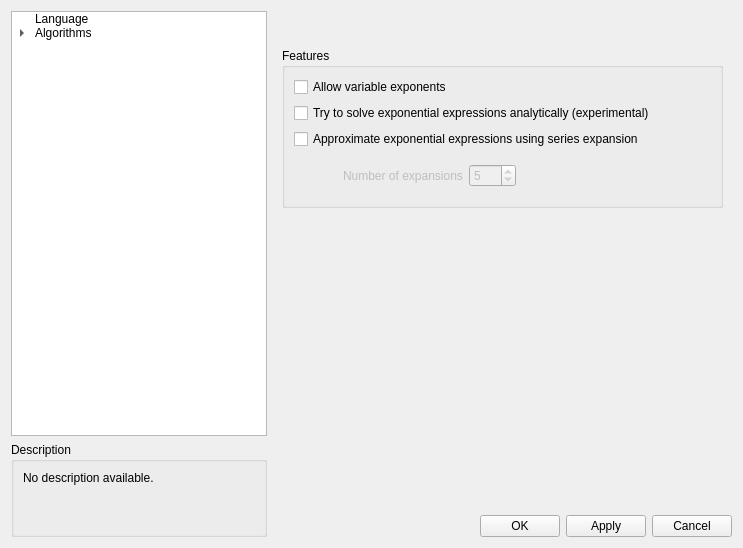
First picture: the form in tfp/forms/SettingsView.ui, repository TheComet/tfp, before the edit.
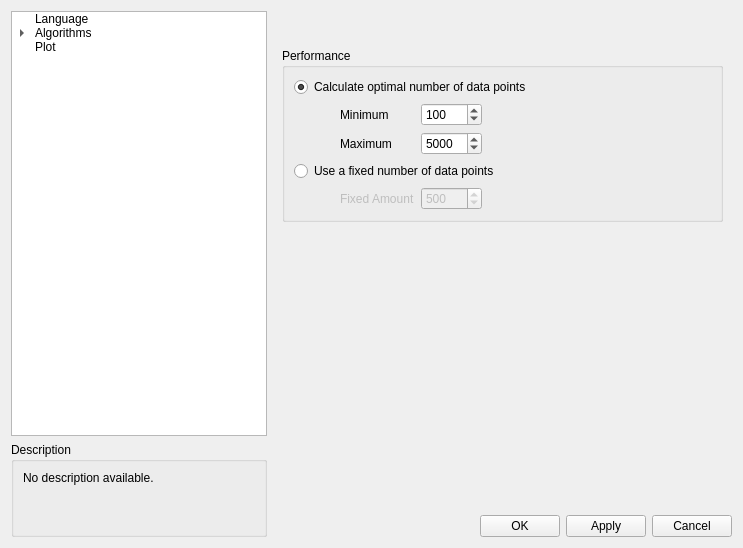
Second picture: the form after the edit. The open tabs and pages were chosen to show the change.

Commit message: Fixing settings load. Added some plot settings. Added some default tools to the view on startup

```diff
--- a/tfp/forms/SettingsView.ui
+++ b/tfp/forms/SettingsView.ui
@@ -47,6 +47,11 @@
          </property>
         </item>
        </item>
+       <item>
+        <property name="text">
+         <string>Plot</string>
+        </property>
+       </item>
       </widget>
      </item>
      <item>
@@ -291,6 +296,150 @@
          </item>
         </layout>
        </widget>
+       <widget class="QWidget" name="page_plot">
+        <layout class="QVBoxLayout" name="verticalLayout_8">
+         <item>
+          <widget class="QGroupBox" name="groupBox_2">
+           <property name="title">
+            <string>Performance</string>
+           </property>
+           <layout class="QGridLayout" name="gridLayout" columnstretch="0,0,0,0">
+            <item row="4" column="1">
+             <widget class="QLabel" name="label_fixedDataPoints">
+              <property name="enabled">
+               <bool>false</bool>
+              </property>
+              <property name="text">
+               <string>Fixed Amount</string>
+              </property>
+             </widget>
+            </item>
+            <item row="2" column="3">
+             <spacer name="horizontalSpacer_5">
+              <property name="orientation">
+               <enum>Qt::Horizontal</enum>
+              </property>
+              <property name="sizeHint" stdset="0">
+               <size>
+                <width>40</width>
+                <height>20</height>
+               </size>
+              </property>
+             </spacer>
+            </item>
+            <item row="2" column="2">
+             <widget class="QSpinBox" name="spinBox_maxDataPoints">
+              <property name="minimum">
+               <number>10</number>
+              </property>
+              <property name="maximum">
+               <number>50000</number>
+              </property>
+              <property name="value">
+               <number>5000</number>
+              </property>
+             </widget>
+            </item>
+            <item row="2" column="0">
+             <spacer name="horizontalSpacer_4">
+              <property name="orientation">
+               <enum>Qt::Horizontal</enum>
+              </property>
+              <property name="sizeType">
+               <enum>QSizePolicy::Fixed</enum>
+              </property>
+              <property name="sizeHint" stdset="0">
+               <size>
+                <width>40</width>
+                <height>20</height>
+               </size>
+              </property>
+             </spacer>
+            </item>
+            <item row="3" column="0" colspan="4">
+             <widget class="QRadioButton" name="radioButton_fixedDataPoints">
+              <property name="text">
+               <string>Use a fixed number of data points</string>
+              </property>
+             </widget>
+            </item>
+            <item row="0" column="0" colspan="4">
+             <widget class="QRadioButton" name="radioButton_optimalDataPoints">
+              <property name="text">
+               <string>Calculate optimal number of data points</string>
+              </property>
+              <property name="checked">
+               <bool>true</bool>
+              </property>
+             </widget>
+            </item>
+            <item row="2" column="1">
+             <widget class="QLabel" name="label_maxDataPoints">
+              <property name="sizePolicy">
+               <sizepolicy hsizetype="Preferred" vsizetype="Preferred">
+                <horstretch>0</horstretch>
+                <verstretch>0</verstretch>
+               </sizepolicy>
+              </property>
+              <property name="text">
+               <string>Maximum</string>
+              </property>
+             </widget>
+            </item>
+            <item row="4" column="2">
+             <widget class="QSpinBox" name="spinBox_fixedDataPoints">
+              <property name="enabled">
+               <bool>false</bool>
+              </property>
+              <property name="minimum">
+               <number>10</number>
+              </property>
+              <property name="maximum">
+               <number>50000</number>
+              </property>
+              <property name="value">
+               <number>500</number>
+              </property>
+             </widget>
+            </item>
+            <item row="1" column="1">
+             <widget class="QLabel" name="label_minDataPoints">
+              <property name="text">
+               <string>Minimum</string>
+              </property>
+             </widget>
+            </item>
+            <item row="1" column="2">
+             <widget class="QSpinBox" name="spinBox_minDataPoints">
+              <property name="minimum">
+               <number>10</number>
+              </property>
+              <property name="maximum">
+               <number>50000</number>
+              </property>
+              <property name="value">
+               <number>100</number>
+              </property>
+             </widget>
+            </item>
+           </layout>
+          </widget>
+         </item>
+         <item>
+          <spacer name="verticalSpacer_5">
+           <property name="orientation">
+            <enum>Qt::Vertical</enum>
+           </property>
+           <property name="sizeHint" stdset="0">
+            <size>
+             <width>20</width>
+             <height>40</height>
+            </size>
+           </property>
+          </spacer>
+         </item>
+        </layout>
+       </widget>
       </widget>
      </item>
      <item>
```
Left out of the diff: 117 changed lines with no effect on the pictures. The commit also changes 11 other files.
